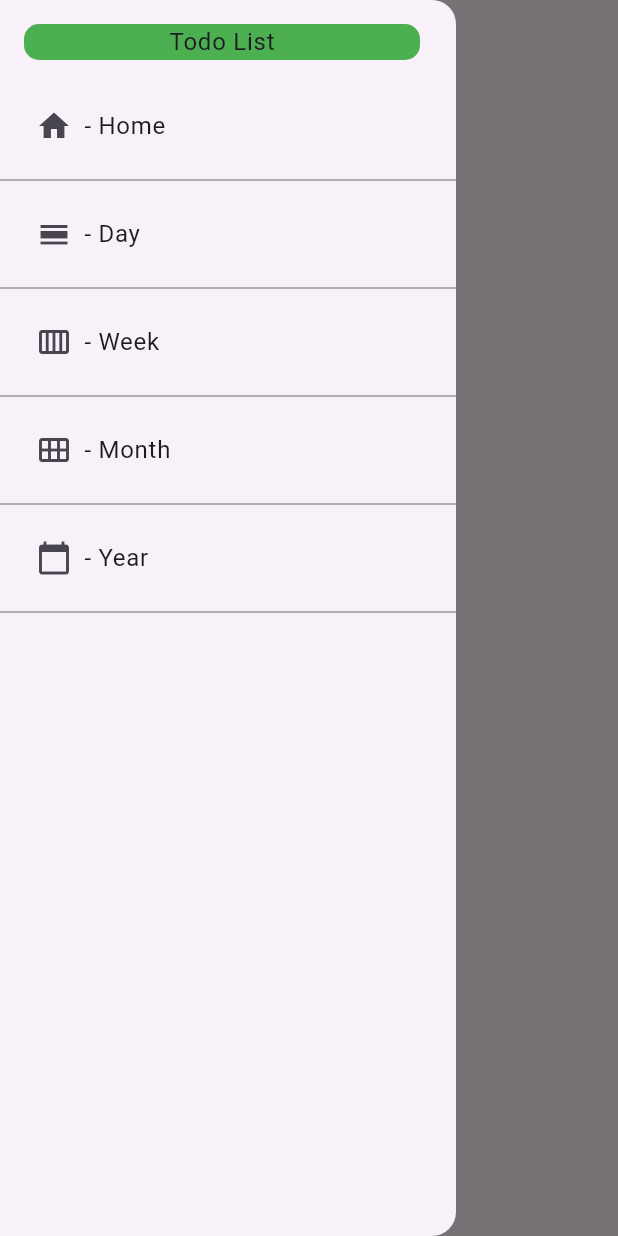
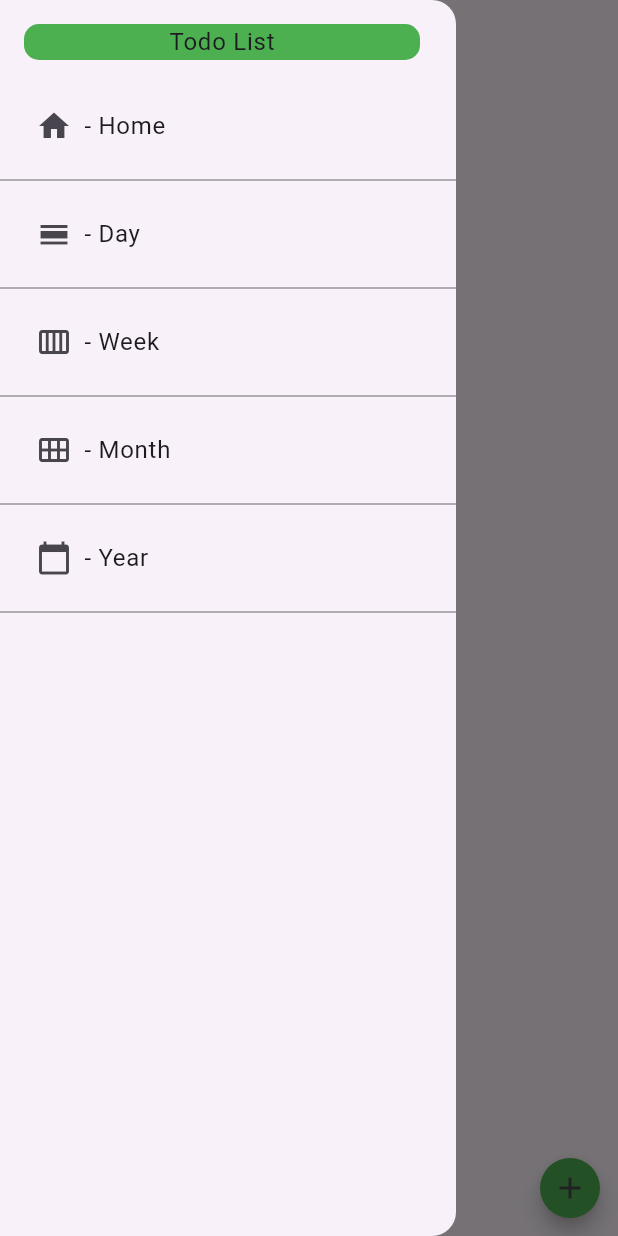
Before and after one commit to ErickDutra/app_TO_DO_List, a Flutter app: the screen it shows after launch, with the side drawer open, on a phone screen of 412 x 824 dp. Run offline on Flutter 3.47's test engine with Material 3 defaults, Android fonts, the phone set to English and light mode, and no system bars; our stand-ins replace sqflite; accounts and stored records are empty.

Commit message:
repair database and create button addict

```diff
--- a/to_do_list/lib/components/tasks_year.dart
+++ b/to_do_list/lib/components/tasks_year.dart
@@ -22,8 +22,8 @@ class TasksYear extends StatelessWidget {
             SizedBox(height: 10.0),
             // Adicione aqui a lista de tarefas do dia
             Text('1. Tarefa 1'),
-            Text('2. Tarefa 2'),
-            Text('3. Tarefa 3'),
+            const Text('2. Tarefa 2'),
+            const Text('3. Tarefa 3'),
             // Adicione mais tarefas conforme necessário
           ],
         ),
--- a/to_do_list/lib/main.dart
+++ b/to_do_list/lib/main.dart
@@ -16,12 +16,15 @@ class MyApp extends StatelessWidget {
           colorScheme: ColorScheme.fromSeed(seedColor: Colors.deepPurple),
           useMaterial3: true,
         ),
-        home: HomePage());
+        home: const HomePage());
   }
 }
 
 class HomePage extends StatefulWidget {
+  const HomePage({super.key});
+
   @override
+  // ignore: library_private_types_in_public_api
   _HomePageState createState() => _HomePageState();
 }
 
@@ -29,10 +32,38 @@ class _HomePageState extends State<HomePage> {
   @override
   Widget build(BuildContext context) {
     return Scaffold(
-      drawer:MyDrawer(),
-      appBar: AppBar(
-        title: Text('All tasks'),
-      ),
+        drawer: MyDrawer(),
+        appBar: AppBar(
+          title: const Text('All tasks'),
+        ),
+        body: ButtonAddict());
+  }
+}
+
+class ButtonAddict extends StatelessWidget {
+  @override
+  Widget build(BuildContext context) {
+    return  Column(
+        mainAxisAlignment: MainAxisAlignment.end,
+        children: [
+          Row(
+            mainAxisAlignment: MainAxisAlignment.end,
+            children: [
+              Container(
+                margin: EdgeInsets.all(8),
+                child: IconButton(
+                    style: ButtonStyle(
+                      shadowColor: MaterialStateProperty.all<Color>(Colors.black),
+                      elevation: MaterialStateProperty.all<double>(5.0),
+                      backgroundColor: MaterialStateProperty.all<Color>(
+                          Colors.green), // Defina  cor de fundo desejada aqui
+                    ),
+                    onPressed: () {},
+                    icon: Icon(Icons.add)),
+              ),
+            ],
+          ),
+        ],
     );
   }
 }
--- a/to_do_list/pubspec.yaml
+++ b/to_do_list/pubspec.yaml
@@ -32,6 +32,8 @@ dependencies:
     sdk: flutter
   sqflite: ^2.1.0+1
   intl: ^0.17.0
+
+  path: 1.9.0
 
 
   # The following adds the Cupertino Icons font to your application.
```
Also changed, not shown: to_do_list/lib/components/db.dart (deleted, +0 -28 lines), to_do_list/lib/components/tasks_day.dart (+0 -60 lines), to_do_list/lib/components/tasks_repository.dart (deleted, +0 -65 lines), to_do_list/lib/utils/db_task.dart (added, +32 -0 lines).
